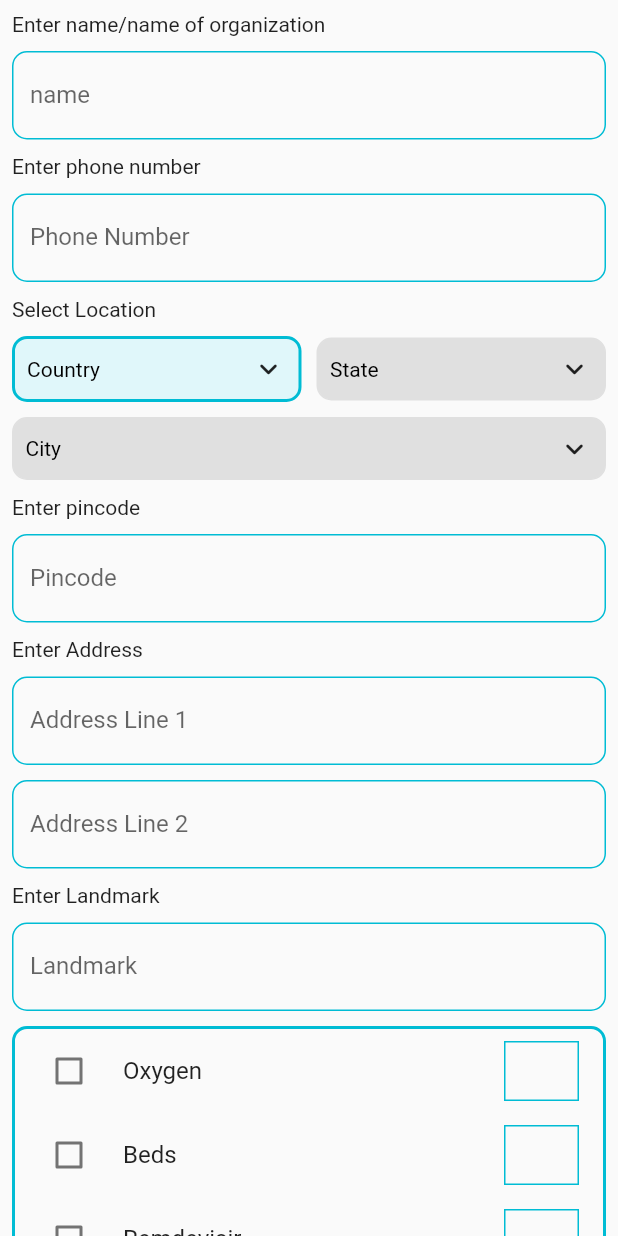
After one commit to KavyaKandhway/CoviCare, a Flutter app: the SectionPage screen opened directly, after a tap on "Sell Supplies", on a phone screen of 412 x 824 dp. The commit adds this screen. Run offline on Flutter 3.47's test engine with Material 2 defaults, Android fonts, the phone set to English and light mode, and no system bars; drawn by our look-alikes of csc_picker; our stand-ins replace firebase_auth, firebase_core, google_sign_in; accounts and stored records are empty.

Commit message:
suppy form

```diff
--- a/lib/screens/home.dart
+++ b/lib/screens/home.dart
@@ -1,3 +1,4 @@
+import 'package:covicare/screens/supplyForm.dart';
 import 'package:flutter/material.dart';
 import 'package:covicare/InsideHome/needsupplies.dart';
 
@@ -45,7 +46,14 @@ class _HomeState extends State<Home> {
                 ),
               ),
               Expanded(
-                child: HomeCard(data: 'Sell Supplies'),
+                child: InkWell(
+                    onTap: () {
+                      Navigator.push(
+                        context,
+                        MaterialPageRoute(builder: (context) => SupplyForm()),
+                      );
+                    },
+                    child: HomeCard(data: 'Sell Supplies')),
               )
             ],
           ),
--- /dev/null
+++ b/lib/screens/supplyForm.dart
@@ -0,0 +1,398 @@
+import 'package:csc_picker/csc_picker.dart';
+import 'package:flutter/cupertino.dart';
+import 'package:flutter/material.dart';
+
+class SupplyForm extends StatefulWidget {
+  @override
+  _SupplyFormState createState() => _SupplyFormState();
+}
+
+class _SupplyFormState extends State<SupplyForm> {
+  TextEditingController name = TextEditingController();
+  TextEditingController phone = TextEditingController();
+  TextEditingController pincode = TextEditingController();
+  TextEditingController address1 = TextEditingController();
+  TextEditingController address2 = TextEditingController();
+  TextEditingController landmark = TextEditingController();
+  String countryValue = '', stateValue = '', cityValue = '';
+  bool oxygen = false;
+  @override
+  Widget build(BuildContext context) {
+    return SafeArea(
+      child: Scaffold(
+        body: SingleChildScrollView(
+          scrollDirection: Axis.vertical,
+          child: Padding(
+            padding: const EdgeInsets.all(8.0),
+            child: Column(
+              children: [
+                Container(
+                  child: Text(
+                    "Enter name/name of organization",
+                    textAlign: TextAlign.left,
+                  ),
+                  width: MediaQuery.of(context).size.width,
+                ),
+                SizedBox(
+                  height: 10.0,
+                ),
+                TextField(
+                  controller: name,
+                  maxLength: 40,
+                  decoration: InputDecoration(
+                    labelText: "name",
+                    counterText: "",
+                    focusedBorder: OutlineInputBorder(
+                      borderRadius: BorderRadius.all(Radius.circular(10)),
+                      borderSide: BorderSide(color: Colors.cyan, width: 3.0),
+                    ),
+                    enabledBorder: OutlineInputBorder(
+                      borderRadius: BorderRadius.all(Radius.circular(10)),
+                      borderSide: BorderSide(color: Colors.cyan, width: 1.0),
+                    ),
+                  ),
+                ),
+                SizedBox(
+                  height: 10.0,
+                ),
+                Container(
+                  child: Text(
+                    "Enter phone number",
+                    textAlign: TextAlign.left,
+                  ),
+                  width: MediaQuery.of(context).size.width,
+                ),
+                SizedBox(
+                  height: 10.0,
+                ),
+                TextField(
+                  controller: phone,
+                  keyboardType: TextInputType.number,
+                  maxLength: 10,
+                  decoration: InputDecoration(
+                    labelText: "Phone Number",
+                    counterText: "",
+                    focusedBorder: OutlineInputBorder(
+                      borderRadius: BorderRadius.all(Radius.circular(10)),
+                      borderSide: BorderSide(color: Colors.cyan, width: 3.0),
+                    ),
+                    enabledBorder: OutlineInputBorder(
+                      borderRadius: BorderRadius.all(Radius.circular(10)),
+                      borderSide: BorderSide(color: Colors.cyan, width: 1.0),
+                    ),
+                  ),
+                ),
+                SizedBox(
+                  height: 10.0,
+                ),
+                Container(
+                  child: Text(
+                    "Select Location",
+                    textAlign: TextAlign.left,
+                  ),
+                  width: MediaQuery.of(context).size.width,
+                ),
+                SizedBox(
+                  height: 10.0,
+                ),
+                CSCPicker(
+                  showStates: true,
+                  showCities: true,
+                  flagState: CountryFlag.SHOW_IN_DROP_DOWN_ONLY,
+                  dropdownDecoration: BoxDecoration(
+                      borderRadius: BorderRadius.all(Radius.circular(10)),
+                      color: Colors.cyan[50],
+                      border: Border.all(color: Colors.cyan, width: 2)),
+                  disabledDropdownDecoration: BoxDecoration(
+                      borderRadius: BorderRadius.all(Radius.circular(10)),
+                      color: Colors.grey.shade300,
+                      border: Border.all(color: Colors.grey[300], width: 1)),
+                  selectedItemStyle: TextStyle(
+                    color: Colors.black,
+                    fontSize: 14,
+                  ),
+                  dropdownHeadingStyle: TextStyle(
+                      color: Colors.black,
+                      fontSize: 17,
+                      fontWeight: FontWeight.bold),
+                  dropdownItemStyle: TextStyle(
+                    color: Colors.black,
+                    fontSize: 14,
+                  ),
+                  dropdownDialogRadius: 10.0,
+                  searchBarRadius: 10.0,
+                  onCountryChanged: (value) {
+                    setState(() {
+                      countryValue = 'India';
+                    });
+                  },
+                  onStateChanged: (value) {
+                    setState(() {
+                      stateValue = value;
+                    });
+                  },
+                  onCityChanged: (value) {
+                    setState(() {
+                      cityValue = value;
+                    });
+                  },
+                ),
+                SizedBox(
+                  height: 10.0,
+                ),
+                Container(
+                  child: Text(
+                    "Enter pincode",
+                    textAlign: TextAlign.left,
+                  ),
+                  width: MediaQuery.of(context).size.width,
+                ),
+                SizedBox(
+                  height: 10.0,
+                ),
+                TextField(
+                  keyboardType: TextInputType.number,
+                  maxLength: 6,
+                  controller: pincode,
+                  decoration: InputDecoration(
+                    labelText: "Pincode",
+                    counterText: "",
+                    focusedBorder: OutlineInputBorder(
+                      borderRadius: BorderRadius.all(Radius.circular(10)),
+                      borderSide: BorderSide(color: Colors.cyan, width: 3.0),
+                    ),
+                    enabledBorder: OutlineInputBorder(
+                      borderRadius: BorderRadius.all(Radius.circular(10)),
+                      borderSide: BorderSide(color: Colors.cyan, width: 1.0),
+                    ),
+                  ),
+                ),
+                SizedBox(
+                  height: 10.0,
+                ),
+                Container(
+                  child: Text(
+                    "Enter Address ",
+                    textAlign: TextAlign.left,
+                  ),
+                  width: MediaQuery.of(context).size.width,
+                ),
+                SizedBox(
+                  height: 10.0,
+                ),
+                TextField(
+                  controller: address1,
+                  maxLength: 40,
+                  decoration: InputDecoration(
+                    labelText: "Address Line 1",
+                    counterText: "",
+                    focusedBorder: OutlineInputBorder(
+                      borderRadius: BorderRadius.all(Radius.circular(10)),
+                      borderSide: BorderSide(color: Colors.cyan, width: 3.0),
+                    ),
+                    enabledBorder: OutlineInputBorder(
+                      borderRadius: BorderRadius.all(Radius.circular(10)),
+                      borderSide: BorderSide(color: Colors.cyan, width: 1.0),
+                    ),
+                  ),
+                ),
+                SizedBox(
+                  height: 10.0,
+                ),
+                TextField(
+                  controller: address2,
+                  maxLength: 40,
+                  decoration: InputDecoration(
+                    labelText: "Address Line 2",
+                    counterText: "",
+                    focusedBorder: OutlineInputBorder(
+                      borderRadius: BorderRadius.all(Radius.circular(10)),
+                      borderSide: BorderSide(color: Colors.cyan, width: 3.0),
+                    ),
+                    enabledBorder: OutlineInputBorder(
+                      borderRadius: BorderRadius.all(Radius.circular(10)),
+                      borderSide: BorderSide(color: Colors.cyan, width: 1.0),
+                    ),
+                  ),
+                ),
+                SizedBox(
+                  height: 10.0,
+                ),
+                Container(
+                  child: Text(
+                    "Enter Landmark",
+                    textAlign: TextAlign.left,
+                  ),
+                  width: MediaQuery.of(context).size.width,
+                ),
+                SizedBox(
+                  height: 10.0,
+                ),
+                TextField(
+                  controller: landmark,
+                  maxLength: 40,
+                  decoration: InputDecoration(
+                    labelText: "Landmark",
+                    counterText: "",
+                    focusedBorder: OutlineInputBorder(
+                      borderRadius: BorderRadius.all(Radius.circular(10)),
+                      borderSide: BorderSide(color: Colors.cyan, width: 3.0),
+                    ),
+                    enabledBorder: OutlineInputBorder(
+                      borderRadius: BorderRadius.all(Radius.circular(10)),
+                      borderSide: BorderSide(color: Colors.cyan, width: 1.0),
+                    ),
+                  ),
+                ),
+                SizedBox(
+                  height: 10.0,
+                ),
+                Container(
+                  decoration: BoxDecoration(
+                    borderRadius: BorderRadius.circular(10),
+                    border: Border.all(
+                      color: Colors.cyan,
+                      width: 2,
+                    ),
+                  ),
+                  child: Column(
+                    children: [
+                      CheckboxListTile(
+                        title: Text("Oxygen"),
+                        secondary: Container(
+                          height: 40,
+                          width: 50,
+                          child: Center(
+                            child: TextField(
+                              decoration: InputDecoration(
+                                counterText: "",
+                                focusedBorder: OutlineInputBorder(
+                                  borderRadius: BorderRadius.zero,
+                                  borderSide: BorderSide(
+                                      color: Colors.cyan, width: 3.0),
+                                ),
+                                enabledBorder: OutlineInputBorder(
+                                  borderRadius: BorderRadius.zero,
+                                  borderSide: BorderSide(
+                                      color: Colors.cyan, width: 1.0),
+                                ),
+                              ),
+                            ),
+                          ),
+                        ),
+                        tristate: true,
+                        value: oxygen,
+                        controlAffinity: ListTileControlAffinity.leading,
+                        onChanged: (bool value) {
+                          setState(() {
+                            oxygen = value;
+                          });
+                        },
+                      ),
+                      CheckboxListTile(
+                        title: Text("Beds"),
+                        secondary: Container(
+                          height: 40,
+                          width: 50,
+                          child: Center(
+                            child: TextField(
+                              decoration: InputDecoration(
+                                counterText: "",
+                                focusedBorder: OutlineInputBorder(
+                                  borderRadius: BorderRadius.zero,
+                                  borderSide: BorderSide(
+                                      color: Colors.cyan, width: 3.0),
+                                ),
+                                enabledBorder: OutlineInputBorder(
+                                  borderRadius: BorderRadius.zero,
+                                  borderSide: BorderSide(
+                                      color: Colors.cyan, width: 1.0),
+                                ),
+                              ),
+                            ),
+                          ),
+                        ),
+                        tristate: true,
+                        value: oxygen,
+                        controlAffinity: ListTileControlAffinity.leading,
+                        onChanged: (bool value) {
+                          setState(() {
+                            oxygen = value;
+                          });
+                        },
+                      ),
+                      CheckboxListTile(
+                        title: Text("Remdevisir"),
+                        secondary: Container(
+                          height: 40,
+                          width: 50,
+                          child: Center(
+                            child: TextField(
+                              decoration: InputDecoration(
+                                counterText: "",
+                                focusedBorder: OutlineInputBorder(
+                                  borderRadius: BorderRadius.zero,
+                                  borderSide: BorderSide(
+                                      color: Colors.cyan, width: 3.0),
+                                ),
+                                enabledBorder: OutlineInputBorder(
+                                  borderRadius: BorderRadius.zero,
+                                  borderSide: BorderSide(
+                                      color: Colors.cyan, width: 1.0),
+                                ),
+                              ),
+                            ),
+                          ),
+                        ),
+                        tristate: true,
+                        value: oxygen,
+                        controlAffinity: ListTileControlAffinity.leading,
+                        onChanged: (bool value) {
+                          setState(() {
+                            oxygen = value;
+                          });
+                        },
+                      ),
+                      CheckboxListTile(
+                        title: Text("Oxygen"),
+                        secondary: Container(
+                          height: 40,
+                          width: 50,
+                          child: Center(
+                            child: TextField(
+                              decoration: InputDecoration(
+                                counterText: "",
+                                focusedBorder: OutlineInputBorder(
+                                  borderRadius: BorderRadius.zero,
+                                  borderSide: BorderSide(
+                                      color: Colors.cyan, width: 3.0),
+                                ),
+                                enabledBorder: OutlineInputBorder(
+                                  borderRadius: BorderRadius.zero,
+                                  borderSide: BorderSide(
+                                      color: Colors.cyan, width: 1.0),
+                                ),
+                              ),
+                            ),
+                          ),
+                        ),
+                        tristate: true,
+                        value: oxygen,
+                        controlAffinity: ListTileControlAffinity.leading,
+                        onChanged: (bool value) {
+                          setState(() {
+                            oxygen = value;
+                          });
+                        },
+                      ),
+                    ],
+                  ),
+                ),
+              ],
+            ),
+          ),
+        ),
+      ),
+    );
+  }
+}
--- a/pubspec.yaml
+++ b/pubspec.yaml
@@ -31,6 +31,7 @@ dependencies:
   firebase_auth: ^0.18.4+1
   firebase_core : ^0.5.0
   google_sign_in: ^4.5.6
+  csc_picker: ^0.2.3
 
 dev_dependencies:
   flutter_test:
```
Also changed, not shown: pubspec.lock.
